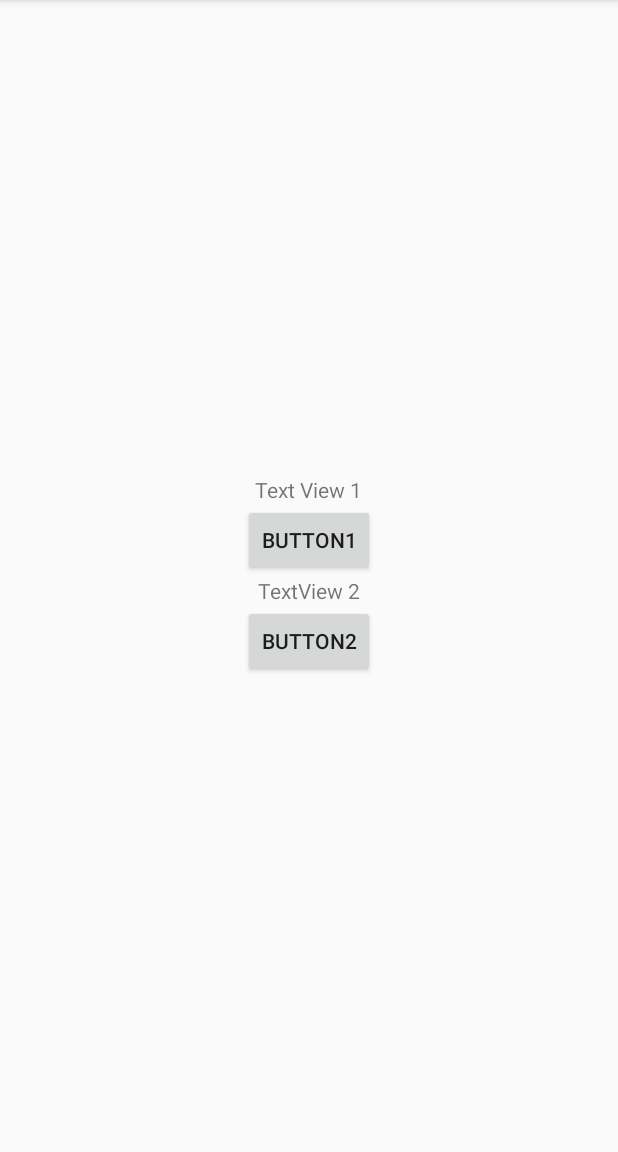
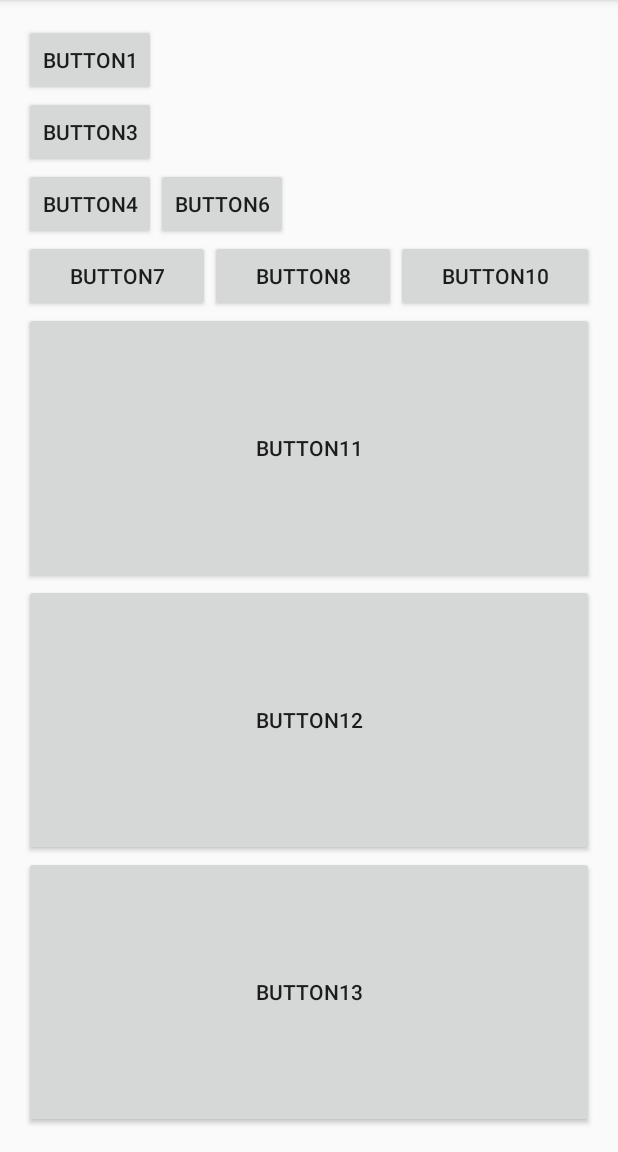
Before and after one commit to faheema/SimplyAndroidTutorials, an Android app: the LinearLayoutDemo screen opened directly, with no data from a screen before it, on a phone screen of 412 x 824 dp, the part 84-1236 px from its top. Run offline under Robolectric (Android 15) with nearby library versions, the phone set to English and light mode, and no system bars.

Commit message:
Simply Layout demo

```diff
--- a/SimplyLayoutsDemo/app/src/main/AndroidManifest.xml
+++ b/SimplyLayoutsDemo/app/src/main/AndroidManifest.xml
@@ -3,16 +3,18 @@
     package="fam.sa.simplylayoutsdemo" >
 
     <uses-permission android:name="android.permission.INTERNET" />
+
     <application
         android:allowBackup="true"
         android:icon="@mipmap/ic_launcher"
         android:label="@string/app_name"
         android:supportsRtl="true"
         android:theme="@style/AppTheme" >
+        <activity android:name=".LinearLayoutDemo" >
 
-        <activity android:name=".LinearLayoutDemo" >
         </activity>
         <activity android:name=".RelativeLayoutDemo" >
+
         </activity>
         <activity android:name=".FrameLayoutDemo" >
             <intent-filter>
@@ -22,6 +24,7 @@
             </intent-filter>
         </activity>
         <activity android:name=".TableLayoutDemo" >
+
         </activity>
     </application>
 
--- a/SimplyLayoutsDemo/app/src/main/res/layout/activity_linear_layout_demo.xml
+++ b/SimplyLayoutsDemo/app/src/main/res/layout/activity_linear_layout_demo.xml
@@ -7,33 +7,99 @@
     android:paddingBottom="@dimen/activity_vertical_margin"
     android:orientation="vertical"
     tools:context="fam.sa.simplylayoutsdemo.LinearLayoutDemo"
-    android:gravity="center_vertical|center_horizontal"
     android:showDividers="middle">
-
-    <TextView
-        android:layout_width="wrap_content"
-        android:layout_height="wrap_content"
-        android:text="Text View 1"
-        android:id="@+id/textView1"
-        android:layout_gravity="center_horizontal" />
 
     <Button
         android:layout_width="wrap_content"
         android:layout_height="wrap_content"
         android:text="Button1"
-        android:id="@+id/Button2" />
-
-    <TextView
-        android:layout_width="wrap_content"
-        android:layout_height="wrap_content"
-        android:text="TextView 2"
-        android:id="@+id/textView2"
-        android:layout_gravity="center_horizontal" />
+        android:id="@+id/button1"
+        android:layout_gravity="top" />
 
     <Button
         android:layout_width="wrap_content"
         android:layout_height="wrap_content"
-        android:text="Button2"
-        android:id="@+id/button2" />
+        android:text="Button3"
+        android:id="@+id/button3" />
+
+    <LinearLayout
+        android:orientation="horizontal"
+        android:layout_width="match_parent"
+        android:layout_height="wrap_content">
+
+        <Button
+            android:layout_width="wrap_content"
+            android:layout_height="wrap_content"
+            android:text="Button4"
+            android:id="@+id/button4"
+            android:layout_gravity="center_horizontal" />
+
+        <Button
+            android:layout_width="wrap_content"
+            android:layout_height="wrap_content"
+            android:text="Button6"
+            android:id="@+id/button6" />
+
+    </LinearLayout>
+
+    <LinearLayout
+        android:orientation="horizontal"
+        android:layout_width="match_parent"
+        android:layout_height="wrap_content"
+        android:layout_gravity="center_horizontal"
+        android:weightSum="3">
+
+
+        <Button
+            android:layout_width="wrap_content"
+            android:layout_height="wrap_content"
+            android:text="Button7"
+            android:id="@+id/button8"
+            android:layout_weight="1"/>
+
+        <Button
+            android:layout_width="wrap_content"
+            android:layout_height="wrap_content"
+            android:text="Button8"
+            android:id="@+id/button9"
+            android:layout_weight="1"/>
+
+        <Button
+            android:layout_width="wrap_content"
+            android:layout_height="wrap_content"
+            android:text="Button10"
+            android:id="@+id/button10"
+            android:layout_weight="1"/>
+    </LinearLayout>
+
+    <LinearLayout
+        android:orientation="vertical"
+        android:layout_width="match_parent"
+        android:layout_height="match_parent"
+        android:layout_gravity="center_horizontal"
+        android:weightSum="3">
+
+        <Button
+            android:layout_width="match_parent"
+            android:layout_height="wrap_content"
+            android:text="Button11"
+            android:id="@+id/button11"
+            android:layout_weight="1"/>
+
+        <Button
+            android:layout_width="match_parent"
+            android:layout_height="wrap_content"
+            android:text="Button12"
+            android:id="@+id/button12"
+            android:layout_weight="1"/>
+
+        <Button
+            android:layout_width="match_parent"
+            android:layout_height="wrap_content"
+            android:text="Button13"
+            android:id="@+id/button13"
+            android:layout_weight="1"/>
+    </LinearLayout>
+
 
 </LinearLayout>
```
Also changed, not shown: SimplyLayoutsDemo/app/src/main/res/layout/activity_relative_layout.xml (+27 -8 lines), SimplyLayoutsDemo/app/src/main/res/layout/activity_table_layout_demo.xml (+30 -1 lines), 36 other files.
